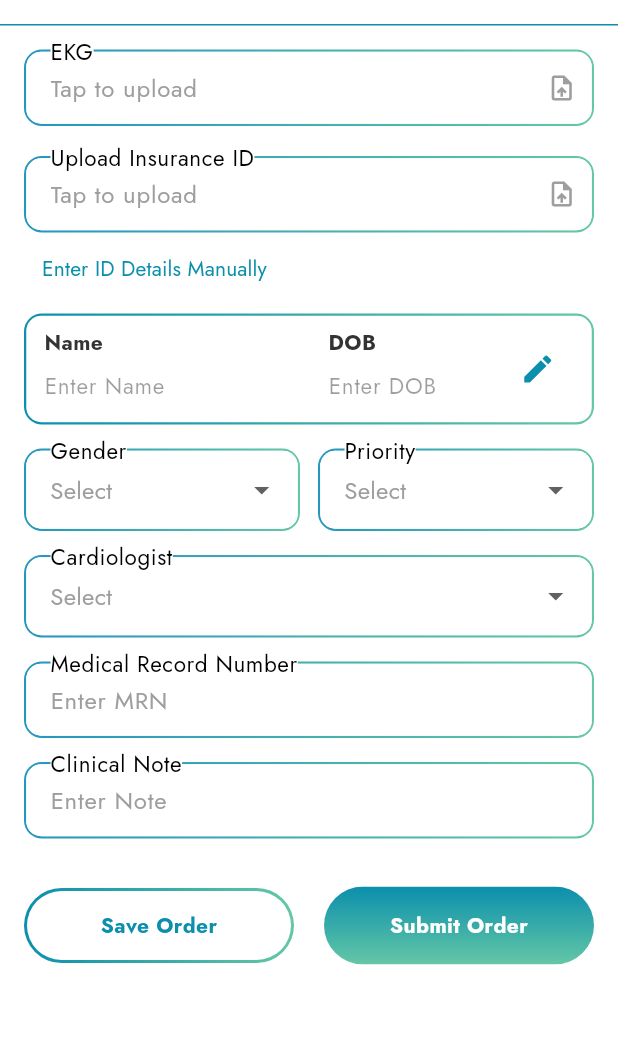
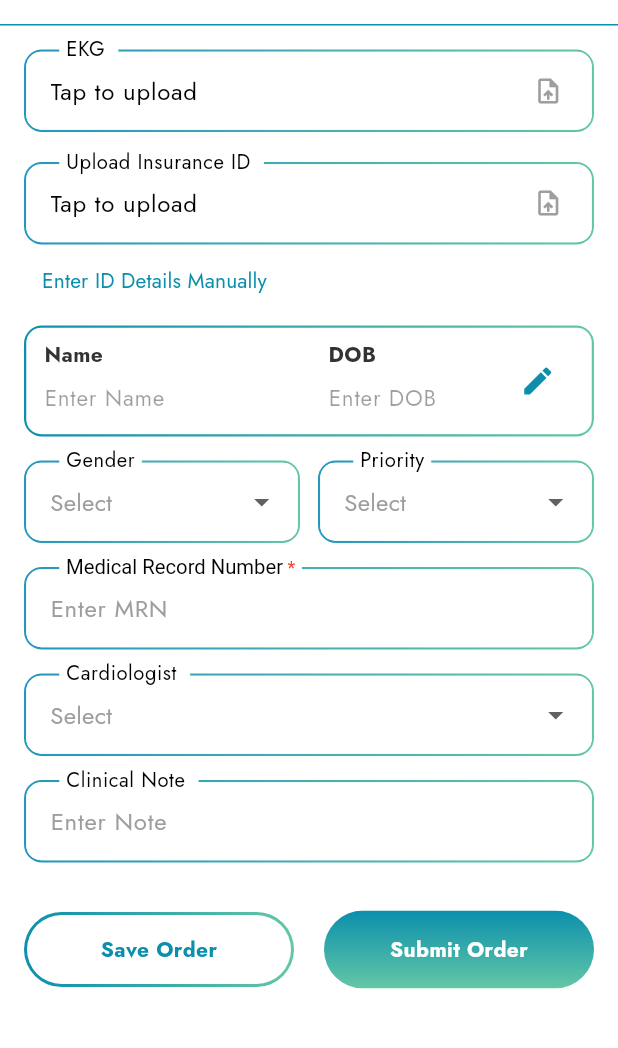
Before and after one commit to Kunal23465/Cardio-Tech, a Flutter app: the NewOrder screen opened by its route, on a phone screen of 412 x 824 dp, the part 60-1108 px from its top. Run offline on Flutter 3.47's test engine with Material 3 defaults, Android fonts, the phone set to English and light mode, and no system bars; our stand-ins replace dio, file_picker, flutter_carousel_widget, flutter_svg, image_picker, permission_handler and 1 more; missing offline and left inert: flutter_downloader, google_mlkit_text_recognition, image_painter; accounts and stored records are empty; network calls fail.

Commit message:
changes in custom input field

```diff
--- a/lib/src/features/generalPhysicianScreens/home/navbar/newOrder.dart
+++ b/lib/src/features/generalPhysicianScreens/home/navbar/newOrder.dart
@@ -411,7 +411,7 @@ class _NewOrderState extends State<NewOrder> {
                           onTap: _pickInsuranceWithCamera,
                           child: AbsorbPointer(
                             child: CustomTextField(
-                              label: "Upload Insurance ID",
+                              label: "Upload Insurance ID ",
                               fieldType: FieldType.file,
                               hint: uploadInsuranceIDProof != null
                                   ? uploadInsuranceIDProof!.path.split('/').last
@@ -624,6 +624,33 @@ class _NewOrderState extends State<NewOrder> {
                   //       ),
                   const SizedBox(height: 16),
 
+                  // CustomTextField(
+                  //   label: "Mobile Number",
+                  //   hint: "Enter Phone No.",
+                  //   controller: mobileController,
+                  //   maxLength: 10,
+                  //   // inputFormatters: [
+                  //   //   FilteringTextInputFormatter.digitsOnly,
+                  //   //   LengthLimitingTextInputFormatter(10),
+                  //   // ]
+                  //   validator: (v) {
+                  //     if (v == null || v.isEmpty) {
+                  //       return "Enter mobile number";
+                  //     } else if (!RegExp(r'^[0-9]{10}$').hasMatch(v)) {
+                  //       return "Mobile number must be 10 digits";
+                  //     }
+                  //     return null;
+                  //   },
+                  // ),
+                  CustomTextField(
+                    label: "Medical Record Number *",
+                    hint: "Enter MRN",
+                    controller: medicalRecordController,
+                    validator: (v) =>
+                        v == null || v.isEmpty ? "Enter MRN" : null,
+                  ),
+                  const SizedBox(height: 16),
+
                   cardioProvider.isLoading
                       ? const CircularProgressIndicator()
                       : CustomTextField(
@@ -647,33 +674,6 @@ class _NewOrderState extends State<NewOrder> {
                             );
                           },
                         ),
-                  const SizedBox(height: 16),
-
-                  // CustomTextField(
-                  //   label: "Mobile Number",
-                  //   hint: "Enter Phone No.",
-                  //   controller: mobileController,
-                  //   maxLength: 10,
-                  //   // inputFormatters: [
-                  //   //   FilteringTextInputFormatter.digitsOnly,
-                  //   //   LengthLimitingTextInputFormatter(10),
-                  //   // ]
-                  //   validator: (v) {
-                  //     if (v == null || v.isEmpty) {
-                  //       return "Enter mobile number";
-                  //     } else if (!RegExp(r'^[0-9]{10}$').hasMatch(v)) {
-                  //       return "Mobile number must be 10 digits";
-                  //     }
-                  //     return null;
-                  //   },
-                  // ),
-                  CustomTextField(
-                    label: "Medical Record Number ",
-                    hint: "Enter MRN",
-                    controller: medicalRecordController,
-                    validator: (v) =>
-                        v == null || v.isEmpty ? "Enter MRN" : null,
-                  ),
                   const SizedBox(height: 16),
 
                   CustomTextField(
--- a/lib/src/features/generalPhysicianScreens/home/widgets/custom_textfield.dart
+++ b/lib/src/features/generalPhysicianScreens/home/widgets/custom_textfield.dart
@@ -107,7 +107,8 @@ class _CustomTextFieldState extends State<CustomTextField> {
 
     // --- Build decoration ---
     InputDecoration decoration = _buildDecoration(suffix: suffixIcon).copyWith(
-      errorStyle: const TextStyle(height: 0, color: Colors.transparent),
+      errorStyle: const TextStyle(height: 0, fontSize: 0),
+      // helperText: "",
       errorBorder: OutlineInputBorder(
         borderRadius: BorderRadius.circular(10),
         borderSide: BorderSide.none,
@@ -248,45 +249,96 @@ class _CustomTextFieldState extends State<CustomTextField> {
   }
 
   /// --- Decoration builder with label handling ---
+  // InputDecoration _buildDecoration({Widget? suffix}) {
+  //   final hasStar = widget.label.contains('*');
+  //   final parts = widget.label.split('*');
+
+  //   return InputDecoration(
+  //     label: hasStar
+  //         ? RichText(
+  //             text: TextSpan(
+  //               children: [
+  //                 TextSpan(
+  //                   text: parts[0].trim(),
+  //                   style: const TextStyle(
+  //                     color: Colors.black,
+  //                     fontSize: 20.0,
+  //                     backgroundColor: Colors.white,
+  //                   ),
+  //                 ),
+  //                 const TextSpan(
+  //                   text: ' *',
+  //                   style: TextStyle(
+  //                     color: Colors.red,
+  //                     fontSize: 20.0,
+  //                     backgroundColor: Colors.white,
+  //                   ),
+  //                 ),
+  //               ],
+  //             ),
+  //           )
+  //         : Text(
+  //             widget.label,
+  //             style: const TextStyle(
+  //               color: Colors.black,
+  //               fontSize: 20.0,
+  //               backgroundColor: Colors.white,
+  //             ),
+  //           ),
+  //     filled: true,
+  //     fillColor: Colors.white,
+  //     contentPadding: const EdgeInsets.symmetric(vertical: 12, horizontal: 12),
+  //     enabledBorder: OutlineInputBorder(
+  //       borderRadius: BorderRadius.circular(10),
+  //       borderSide: BorderSide.none,
+  //     ),
+  //     focusedBorder: OutlineInputBorder(
+  //       borderRadius: BorderRadius.circular(10),
+  //       borderSide: BorderSide.none,
+  //     ),
+  //     floatingLabelBehavior: FloatingLabelBehavior.always,
+  //     hintStyle: const TextStyle(color: Colors.grey),
+  //     suffixIcon: suffix,
+  //     suffixIconConstraints: const BoxConstraints(minWidth: 24, minHeight: 24),
+  //   );
+  // }
+
   InputDecoration _buildDecoration({Widget? suffix}) {
     final hasStar = widget.label.contains('*');
     final parts = widget.label.split('*');
 
     return InputDecoration(
-      label: hasStar
+      label: Container(
+        padding: const EdgeInsets.symmetric(horizontal: 6),
+        margin: const EdgeInsets.only(left: 8, bottom: 4),
+        color: Colors.white,
+        child: hasStar
             ? RichText(
                 text: TextSpan(
                   children: [
                     TextSpan(
                       text: parts[0].trim(),
-                    style: const TextStyle(
-                      color: Colors.black,
-                      fontSize: 20.0,
-                      backgroundColor: Colors.white,
-                    ),
+                      style: const TextStyle(color: Colors.black, fontSize: 18),
                     ),
                     const TextSpan(
                       text: ' *',
-                    style: TextStyle(
-                      color: Colors.red,
-                      fontSize: 20.0,
-                      backgroundColor: Colors.white,
-                    ),
+                      style: TextStyle(color: Colors.red, fontSize: 16),
                     ),
                   ],
                 ),
               )
             : Text(
                 widget.label,
-              style: const TextStyle(
-                color: Colors.black,
-                fontSize: 20.0,
-                backgroundColor: Colors.white,
+                style: const TextStyle(color: Colors.black, fontSize: 18),
               ),
       ),
+
+      floatingLabelBehavior: FloatingLabelBehavior.always,
+
       filled: true,
       fillColor: Colors.white,
-      contentPadding: const EdgeInsets.symmetric(vertical: 12, horizontal: 12),
+      contentPadding: const EdgeInsets.symmetric(horizontal: 12, vertical: 14),
+
       enabledBorder: OutlineInputBorder(
         borderRadius: BorderRadius.circular(10),
         borderSide: BorderSide.none,
@@ -295,10 +347,8 @@ class _CustomTextFieldState extends State<CustomTextField> {
         borderRadius: BorderRadius.circular(10),
         borderSide: BorderSide.none,
       ),
-      floatingLabelBehavior: FloatingLabelBehavior.always,
-      hintStyle: const TextStyle(color: Colors.grey),
+
       suffixIcon: suffix,
-      suffixIconConstraints: const BoxConstraints(minWidth: 24, minHeight: 24),
     );
   }
 }
```
Lines whose indentation alone changed are shown as unchanged.
